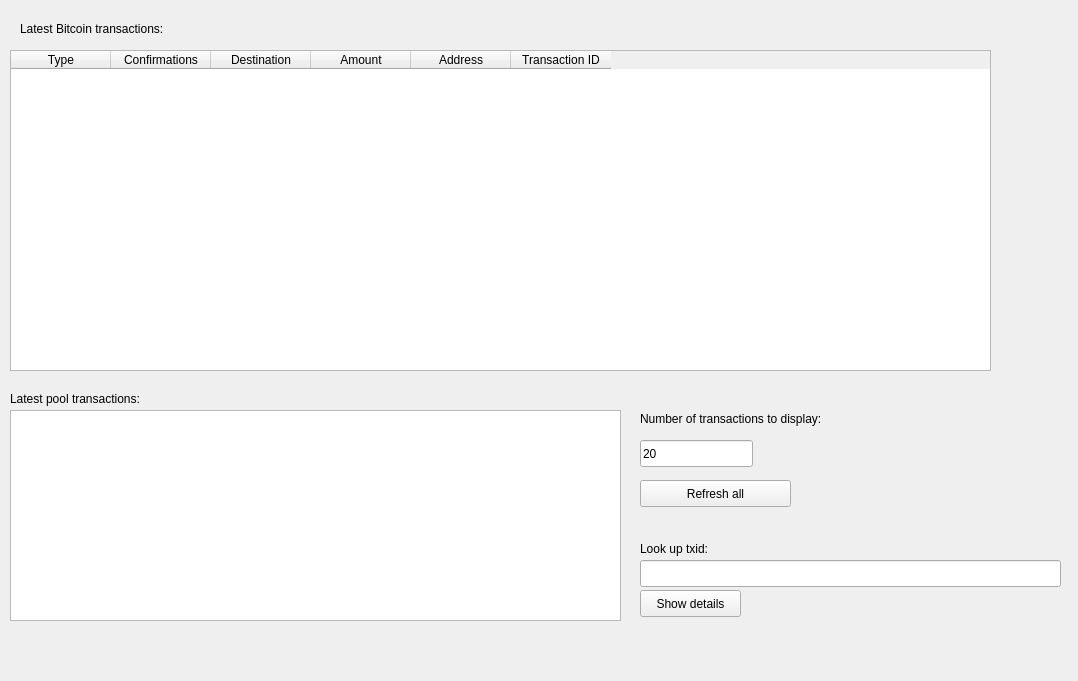
This is src/gui/widgets/btctransactionmanager.ui in Open-Transactions/Moneychanger as Qt 5 draws it before an edit. The edited form follows.
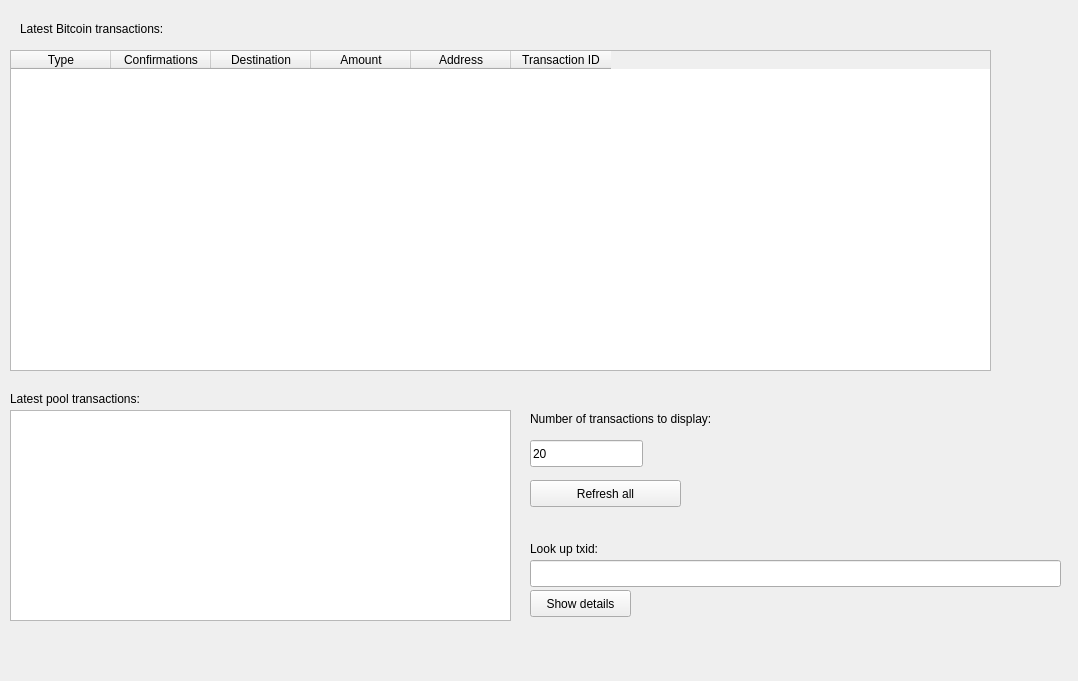
This is the edited form.

Commit message: improved the recent bitcoin transactions window

Diff of the .ui file:
```diff
--- a/src/gui/widgets/btctransactionmanager.ui
+++ b/src/gui/widgets/btctransactionmanager.ui
@@ -84,7 +84,7 @@
     <rect>
      <x>10</x>
      <y>410</y>
-     <width>611</width>
+     <width>501</width>
      <height>211</height>
     </rect>
    </property>
@@ -92,7 +92,7 @@
   <widget class="QPushButton" name="buttonRefresh">
    <property name="geometry">
     <rect>
-     <x>640</x>
+     <x>530</x>
      <y>480</y>
      <width>151</width>
      <height>27</height>
@@ -105,7 +105,7 @@
   <widget class="QLineEdit" name="editTxCount">
    <property name="geometry">
     <rect>
-     <x>640</x>
+     <x>530</x>
      <y>440</y>
      <width>113</width>
      <height>27</height>
@@ -118,7 +118,7 @@
   <widget class="QLabel" name="labelTxCount">
    <property name="geometry">
     <rect>
-     <x>640</x>
+     <x>530</x>
      <y>410</y>
      <width>231</width>
      <height>17</height>
@@ -131,9 +131,9 @@
   <widget class="QLineEdit" name="editSearchTx">
    <property name="geometry">
     <rect>
-     <x>640</x>
+     <x>530</x>
      <y>560</y>
-     <width>421</width>
+     <width>531</width>
      <height>27</height>
     </rect>
    </property>
@@ -141,7 +141,7 @@
   <widget class="QLabel" name="labelSearchTx">
    <property name="geometry">
     <rect>
-     <x>640</x>
+     <x>530</x>
      <y>540</y>
      <width>151</width>
      <height>17</height>
@@ -154,7 +154,7 @@
   <widget class="QPushButton" name="buttonSearchTx">
    <property name="geometry">
     <rect>
-     <x>640</x>
+     <x>530</x>
      <y>590</y>
      <width>101</width>
      <height>27</height>
```
The commit also changes 2 other files.
